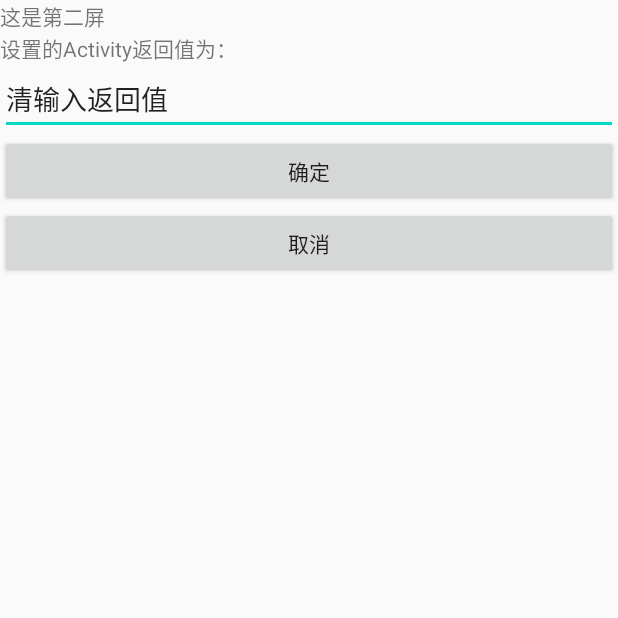
After one commit to wrs123/test1, an Android app: the GetValueActivity screen opened directly, with no data from a screen before it, on a phone screen of 412 x 824 dp, the top half of it. The commit adds this screen. Run offline under Robolectric (Android 15) with nearby library versions, the phone set to English and light mode, and no system bars.

Commit message:
实验10

```diff
--- a/app/src/main/AndroidManifest.xml
+++ b/app/src/main/AndroidManifest.xml
@@ -16,6 +16,8 @@
                 <category android:name="android.intent.category.LAUNCHER" />
             </intent-filter>
         </activity>
+        <activity android:name=".DisplayValueActivity"></activity>
+        <activity android:name=".GetValueActivity"></activity>
     </application>
 
 </manifest>
--- /dev/null
+++ b/app/src/main/java/com/ofg/test1/GetValueActivity.java
@@ -0,0 +1,42 @@
+package com.ofg.test1;
+
+import android.app.Activity;
+import android.content.Intent;
+import android.net.Uri;
+import android.os.Bundle;
+import android.view.View;
+import android.widget.Button;
+import android.widget.EditText;
+
+public class GetValueActivity extends Activity {
+    private Button m_btnSetActOKReturnSecondAct=null;
+    private Button m_btnSetActCancelReturnSecondAct=null;
+    private EditText m_etxtSetActReturnSecondAct=null;
+
+
+    @Override
+    public void onCreate(Bundle savedInstanceState) {
+        super.onCreate(savedInstanceState);
+        setContentView(R.layout.test10getvalue);
+        m_btnSetActOKReturnSecondAct=(Button)findViewById(R.id.button1);
+        m_btnSetActCancelReturnSecondAct=(Button)findViewById(R.id.button2);
+        m_etxtSetActReturnSecondAct=(EditText)findViewById(R.id.returnValue);
+        //确定按钮执行事件
+        m_btnSetActOKReturnSecondAct.setOnClickListener(new View.OnClickListener(){
+            public void onClick(View view){
+                String strSetInfo=m_etxtSetActReturnSecondAct.getText().toString();
+                Uri uriSetInfo=Uri.parse(strSetInfo);
+                Intent inttSetInfo=new Intent(null,uriSetInfo);
+                setResult(RESULT_OK,inttSetInfo);
+                finish();
+            }
+        });
+        //取消按钮执行事件
+        m_btnSetActCancelReturnSecondAct.setOnClickListener(new View.OnClickListener(){
+            public void onClick(View view){
+                setResult(RESULT_CANCELED,null);
+                finish();
+            }
+        });
+    }
+}
--- a/app/src/main/res/layout/test10getvalue.xml
+++ b/app/src/main/res/layout/test10getvalue.xml
@@ -4,11 +4,11 @@
     xmlns:tools="http://schemas.android.com/tools"
     android:layout_width="match_parent"
     android:layout_height="match_parent">
+
     <LinearLayout
         android:layout_width="match_parent"
-        android:layout_height="fill_parent"
+        android:layout_height="match_parent"
         android:orientation="vertical">
-
         <TextView
             android:id="@+id/textView"
             android:layout_width="fill_parent"
@@ -21,20 +21,20 @@
             android:text="设置的Activity返回值为：" />
 
         <EditText
-            android:id="@+id/editTextTextPersonName"
+            android:id="@+id/returnValue"
             android:layout_width="match_parent"
             android:layout_height="wrap_content"
             android:inputType="textPersonName"
             android:text="清输入返回值" />
 
         <Button
-            android:id="@+id/button"
+            android:id="@+id/button1"
             android:layout_width="match_parent"
             android:layout_height="wrap_content"
             android:text="确定" />
 
         <Button
-            android:id="@+id/button3"
+            android:id="@+id/button2"
             android:layout_width="match_parent"
             android:layout_height="wrap_content"
             android:text="取消" />
```
Also changed, not shown: app/src/main/java/com/ofg/test1/DisplayValueActivity.java (added, +29 -0 lines), app/src/main/java/com/ofg/test1/MainActivity.java (+48 -15 lines), app/src/main/res/layout/test10.xml (+4 -3 lines), app/src/main/res/layout/test10displayvalue.xml (+3 -7 lines).
